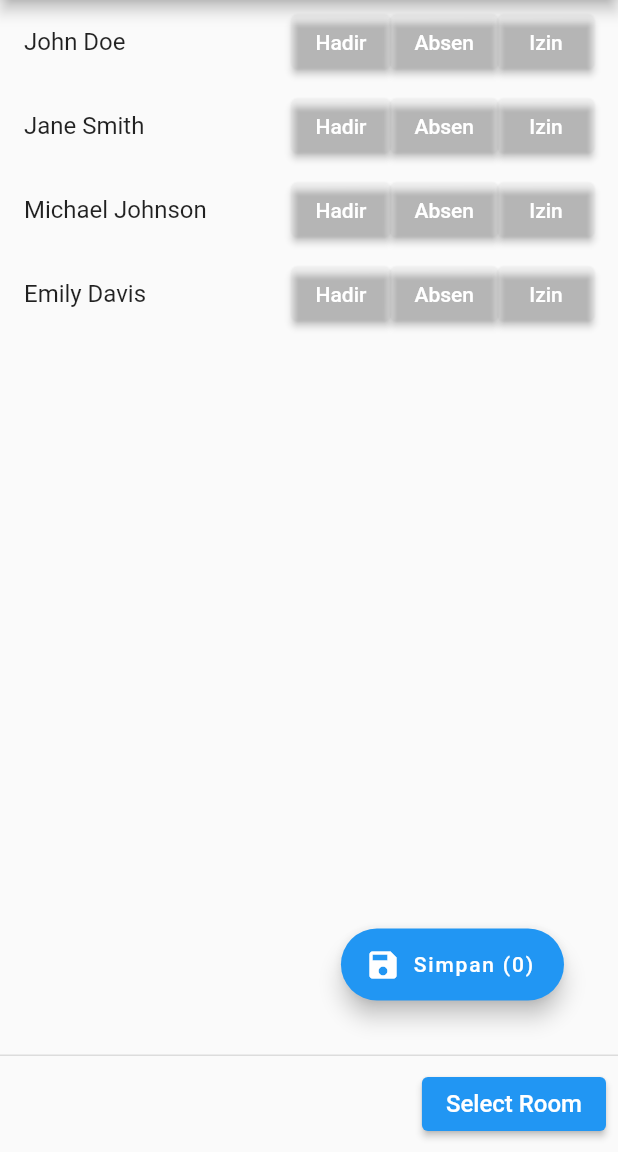
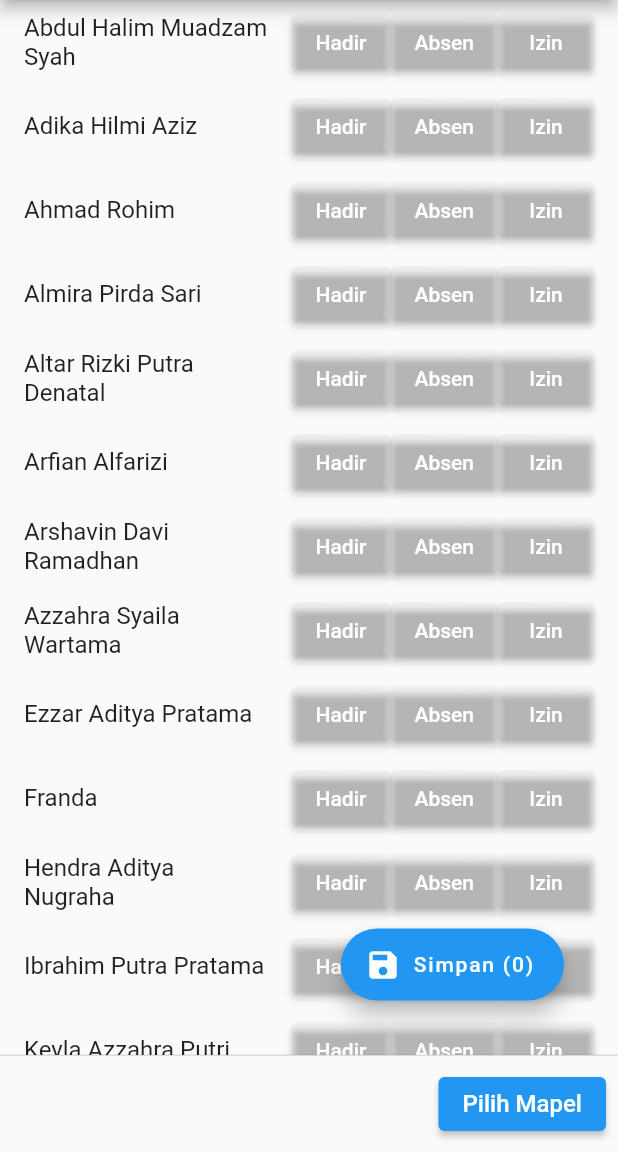
Before and after one commit to ChaisarAbi/Absensi_Karyawan, a Flutter app: the EmployeeAttendancePage screen opened directly, on a phone screen of 412 x 824 dp, the part 84-1236 px from its top. Run offline on Flutter 3.47's test engine with Material 2 defaults, Android fonts, the phone set to English and light mode, and no system bars; our stand-ins replace cloud_firestore, firebase_core; accounts and stored records are empty.

```diff
--- a/lib/absensi.dart
+++ b/lib/absensi.dart
@@ -15,24 +15,48 @@ class _EmployeeAttendancePageState extends State<EmployeeAttendancePage> {
       FirebaseFirestore.instance.collection('absen');
 
   final List<String> employeeNames = [
-    'John Doe',
-    'Jane Smith',
-    'Michael Johnson',
-    'Emily Davis',
+    'Abdul Halim Muadzam Syah',
+    'Adika Hilmi Aziz',
+    'Ahmad Rohim',
+    'Almira Pirda Sari',
+    'Altar Rizki Putra Denatal',
+    'Arfian Alfarizi',
+    'Arshavin Davi Ramadhan',
+    'Azzahra Syaila Wartama',
+    'Ezzar Aditya Pratama',
+    'Franda',
+    'Hendra Aditya Nugraha',
+    'Ibrahim Putra Pratama',
+    'Keyla Azzahra Putri',
+    'Muhammad Bisma Ramadhan',
+    'Muhammad Irfan Bachtiar Hidayat',
+    'Muhammad Khafi',
+    'Muhammad Wadzi Falah',
+    'Muhammad Zainul Majdi',
+    'Nabilla Rahmadini',
+    'Naya Aninda Salsabila',
+    'Raka Nur Afzhal',
+    'Reihaan Abdur Razzaaq',
+    'Syafwa Kamedia Radisti',
+    'Zahira Putri Maryudi',
+    'Zulfa Nur Amina',
   ];
 
   final List<String> roomNames = [
-    'Meeting Room A',
-    'Meeting Room B',
-    'Conference Room',
-    'Training Room',
+    'Matematika',
+    'Tematik',
+    'Fiqih',
+    'Akidah',
+    'PJOK',
+    'TIK',
+    'SBDP',
   ];
 
   Map<int, String> attendanceStatus =
       {}; // Map to store attendance status for each employee
   bool isRoomListVisible = false;
   int selectedRoomIndex = 0; // Selected room index
-  String selectedRoomName = 'Select Room'; // Selected room name
+  String selectedRoomName = 'Pilih Mapel'; // Selected room name
 
   void saveAttendance(int index, String status) {
     setState(() {
@@ -47,8 +71,8 @@ class _EmployeeAttendancePageState extends State<EmployeeAttendancePage> {
         builder: (BuildContext context) {
           return AlertDialog(
             title: const Text('Error'),
-            content: const Text(
-                'Please select a room before saving the attendance.'),
+            content:
+                const Text('Silakan Pilih Mata Pelajaran Terlebih Dahulu!'),
             actions: [
               TextButton(
                 onPressed: () {
@@ -82,7 +106,7 @@ class _EmployeeAttendancePageState extends State<EmployeeAttendancePage> {
           builder: (BuildContext context) {
             return AlertDialog(
               title: const Text('Success'),
-              content: const Text('Attendance data has been saved.'),
+              content: const Text('Absenssi Berhasil Disimpan'),
               actions: [
                 TextButton(
                   onPressed: () {
@@ -160,6 +184,9 @@ class _EmployeeAttendancePageState extends State<EmployeeAttendancePage> {
                               )));
                 },
               ),
+              Divider(
+                color: Colors.black,
+              ),
               ListTile(
                 title: const Text('Absensi'),
                 leading: Icon(Icons.calendar_today),
@@ -167,6 +194,9 @@ class _EmployeeAttendancePageState extends State<EmployeeAttendancePage> {
 // Close the drawer and stay on the same page
                   Navigator.pop(context);
                 },
+              ),
+              Divider(
+                color: Colors.black,
               ),
               ListTile(
                 title: const Text('Logout'),
@@ -181,6 +211,9 @@ class _EmployeeAttendancePageState extends State<EmployeeAttendancePage> {
                     (route) => false,
                   );
                 },
+              ),
+              Divider(
+                color: Colors.black,
               ),
             ],
           ),
--- a/pubspec.yaml
+++ b/pubspec.yaml
@@ -37,6 +37,7 @@ dependencies:
   cupertino_icons: ^1.0.2
   cloud_firestore: ^4.7.1
   firebase_core: ^2.13.0
+  intl: ^0.18.1
 
 dev_dependencies:
   flutter_test:
```
Also changed, not shown: lib/informasi.dart (+27 -8 lines), lib/list.dart (+175 -75 lines), pubspec.lock.
